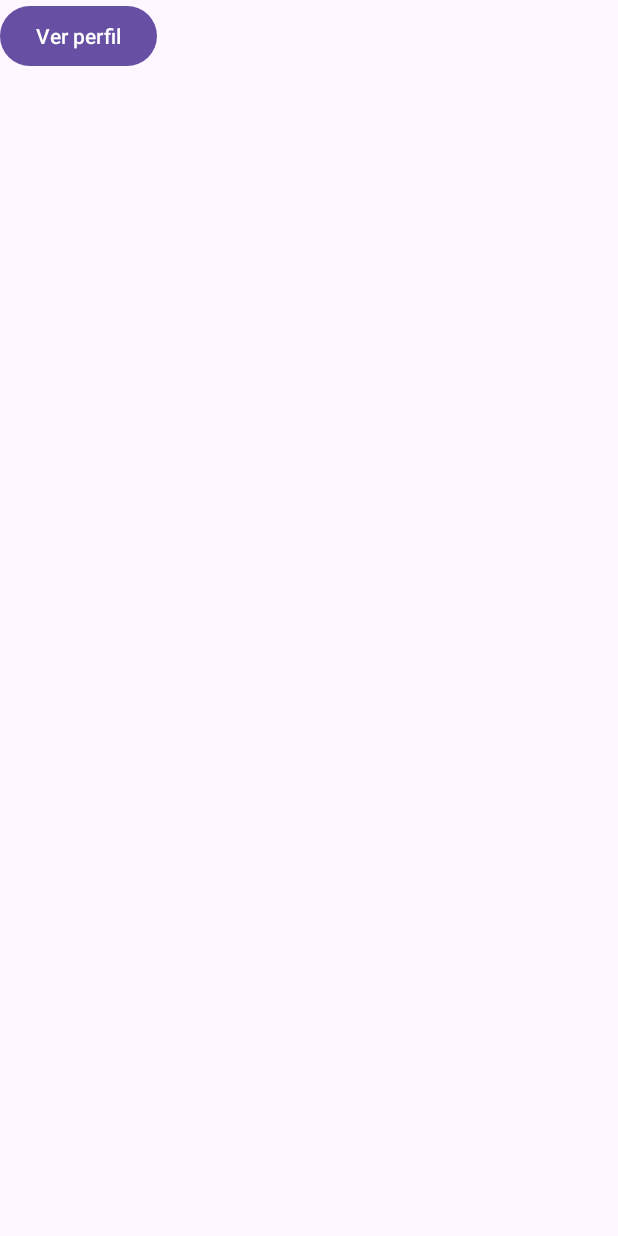
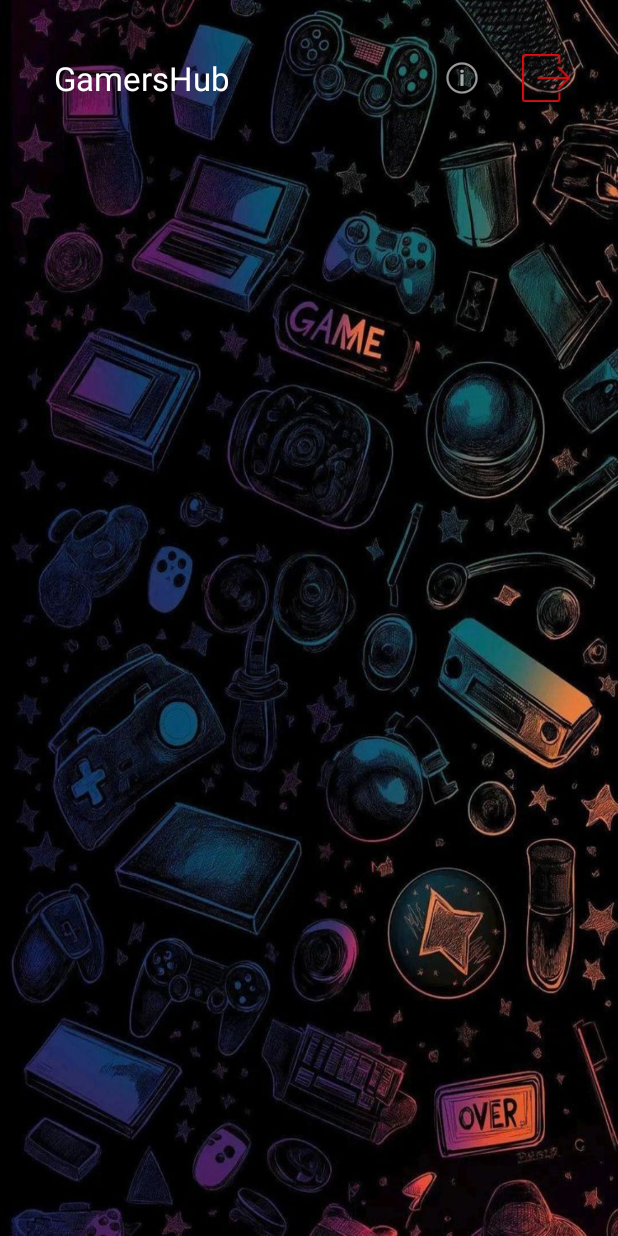
Before and after one commit to jdg3092/GamersHub, an Android app: the MainFragment screen opened through its navigation route, on a phone screen of 412 x 824 dp. Run offline under Robolectric (Android 15) with nearby library versions, the phone set to English and light mode, and no system bars; our stand-ins replace Firebase (no records; nobody signed in at launch, a user with empty details on screens opened directly), navigation-ui.

Commit message:
Update menus

```diff
--- a/app/src/main/java/com/example/gamershub/ui/fragment/MainFragment.kt
+++ b/app/src/main/java/com/example/gamershub/ui/fragment/MainFragment.kt
@@ -4,13 +4,16 @@ import android.os.Bundle
 import android.view.LayoutInflater
 import android.view.View
 import android.view.ViewGroup
+import androidx.core.content.ContextCompat
 import androidx.fragment.app.Fragment
 import androidx.navigation.fragment.findNavController
 import com.example.gamershub.R
 import com.example.gamershub.databinding.FragmentMainBinding
+import com.google.firebase.auth.FirebaseAuth
 
 class MainFragment : Fragment() {
     private lateinit var binding: FragmentMainBinding
+    private lateinit var auth: FirebaseAuth
     override fun onCreateView(
         inflater: LayoutInflater,
         container: ViewGroup?,
@@ -22,9 +25,22 @@ class MainFragment : Fragment() {
 
     override fun onStart() {
         super.onStart()
-        binding.btnVerPerfil.setOnClickListener {
-            findNavController().navigate(R.id.action_mainFragment_to_profileInfoAccountFragment)
+        binding.toolbarMain.inflateMenu(R.menu.menu_main)
+        binding.toolbarMain.overflowIcon?.setTint(ContextCompat.getColor(requireContext(), R.color.white))
+        binding.toolbarMain.setOnMenuItemClickListener {
+            when (it.itemId) {
+                R.id.verPerfilInfo -> {
+                    findNavController().navigate(R.id.action_mainFragment_to_profileInfoAccountFragment)
+                    return@setOnMenuItemClickListener true
+                }
+                R.id.cerrarSesion -> {
+                    FirebaseAuth.getInstance().signOut()
+                    findNavController().navigate(R.id.action_mainFragment_to_loginFragment)
+                    return@setOnMenuItemClickListener true
+                }
+            }
+            return@setOnMenuItemClickListener true
+
         }
-
     }
 }
--- a/app/src/main/java/com/example/gamershub/ui/fragment/ProfileInfoAccountFragment.kt
+++ b/app/src/main/java/com/example/gamershub/ui/fragment/ProfileInfoAccountFragment.kt
@@ -5,6 +5,7 @@ import android.os.Bundle
 import android.view.LayoutInflater
 import android.view.View
 import android.view.ViewGroup
+import androidx.core.content.ContextCompat
 import androidx.fragment.app.Fragment
 import androidx.navigation.fragment.findNavController
 import com.example.gamershub.R
@@ -38,6 +39,7 @@ class ProfileInfoAccountFragment : Fragment() {
     override fun onStart() {
         super.onStart()
         binding.toolbarPerfilInfo.inflateMenu(R.menu.menu_perfil)
+        binding.toolbarPerfilInfo.overflowIcon?.setTint(ContextCompat.getColor(requireContext(), R.color.white))
         binding.toolbarPerfilInfo.setOnMenuItemClickListener {
             when(it.itemId){
                 R.id.volverMainFragmnet ->{
--- a/app/src/main/res/layout/fragment_main.xml
+++ b/app/src/main/res/layout/fragment_main.xml
@@ -1,15 +1,23 @@
 <?xml version="1.0" encoding="utf-8"?>
 <androidx.constraintlayout.widget.ConstraintLayout xmlns:android="http://schemas.android.com/apk/res/android"
     xmlns:app="http://schemas.android.com/apk/res-auto"
+    xmlns:tools="http://schemas.android.com/tools"
     android:layout_width="match_parent"
-    android:layout_height="match_parent">
+    android:layout_height="match_parent"
+    android:background="@drawable/fondomain"
+    android:padding="20dp">
 
-    <Button
-        android:id="@+id/btnVerPerfil"
-        android:layout_width="wrap_content"
+    <androidx.appcompat.widget.Toolbar
+        android:id="@+id/toolbarMain"
+        android:layout_width="0dp"
         android:layout_height="wrap_content"
-        android:text="Ver perfil"
+        app:layout_constraintEnd_toEndOf="parent"
         app:layout_constraintStart_toStartOf="parent"
-        app:layout_constraintTop_toTopOf="parent" />
+        app:layout_constraintTop_toTopOf="parent"
+        app:title="GamersHub"
+        app:titleTextColor="@color/white"
+        android:backgroundTint="@color/white"/>
+
+
 
 </androidx.constraintlayout.widget.ConstraintLayout>
--- a/app/src/main/res/layout/fragment_profileinfoaccount.xml
+++ b/app/src/main/res/layout/fragment_profileinfoaccount.xml
@@ -8,14 +8,14 @@
     android:padding="20dp">
 
     <androidx.appcompat.widget.Toolbar
-        app:title="Mis Datos"
-        app:titleTextColor="@android:color/white"
         android:id="@+id/toolbarPerfilInfo"
         android:layout_width="0dp"
         android:layout_height="wrap_content"
         app:layout_constraintEnd_toEndOf="parent"
         app:layout_constraintStart_toStartOf="parent"
-        app:layout_constraintTop_toTopOf="parent" />
+        app:layout_constraintTop_toTopOf="parent"
+        app:title="Mis Datos"
+        app:titleTextColor="@android:color/white" />
 
     <EditText
         android:id="@+id/editNombre"
--- /dev/null
+++ b/app/src/main/res/menu/menu_main.xml
@@ -0,0 +1,17 @@
+<?xml version="1.0" encoding="utf-8"?>
+<menu xmlns:android="http://schemas.android.com/apk/res/android"
+    xmlns:app="http://schemas.android.com/apk/res-auto">
+    <item
+        android:id="@+id/verPerfilInfo"
+        android:title="Informacion del perfil"
+        android:icon="@android:drawable/ic_menu_info_details"
+        app:showAsAction="ifRoom"
+        />
+
+    <item
+        android:id="@+id/cerrarSesion"
+        android:title="Cerrar Sesion"
+        android:icon="@drawable/iconlogout"
+        app:showAsAction="ifRoom" />
+
+</menu>
--- a/app/src/main/res/menu/menu_perfil.xml
+++ b/app/src/main/res/menu/menu_perfil.xml
@@ -2,7 +2,6 @@
 <menu xmlns:android="http://schemas.android.com/apk/res/android">
     <item
         android:id="@+id/volverMainFragmnet"
-        android:title="Volver Pantalla Principal"
-        />
+        android:title="Volver Pantalla Principal" />
 
 </menu>
--- a/app/src/main/res/navigation/nav_graph.xml
+++ b/app/src/main/res/navigation/nav_graph.xml
@@ -33,6 +33,9 @@
         <action
             android:id="@+id/action_mainFragment_to_profileInfoAccountFragment"
             app:destination="@id/profileInfoAccountFragment" />
+        <action
+            android:id="@+id/action_mainFragment_to_loginFragment"
+            app:destination="@id/loginFragment" />
     </fragment>
     <dialog
         android:id="@+id/registerDialog"
```
Also changed, not shown: app/src/main/res/drawable/fondomain.jpg (added), app/src/main/res/drawable/iconlogout.png (added).
